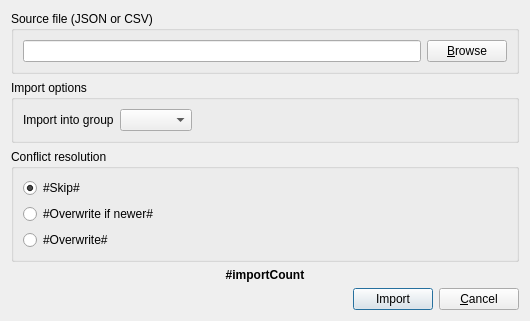
xmichelo/Beeftext, file Beeftext/Combo/ComboImportDialog.ui: the form before one commit.
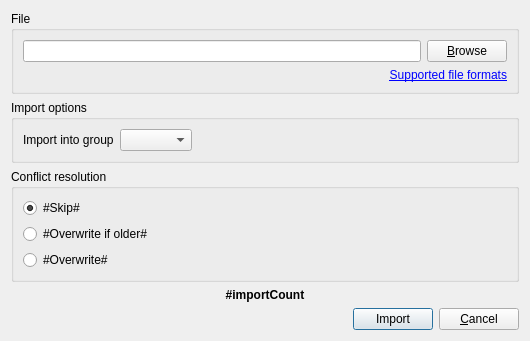
The form after the commit. Custom widgets are drawn as their Qt base class.

Commit message: Added help link in import dialog.

```diff
--- a/Beeftext/Combo/ComboImportDialog.ui
+++ b/Beeftext/Combo/ComboImportDialog.ui
@@ -7,7 +7,7 @@
     <x>0</x>
     <y>0</y>
     <width>521</width>
-    <height>291</height>
+    <height>310</height>
    </rect>
   </property>
   <property name="acceptDrops">
@@ -29,23 +29,33 @@
       </size>
      </property>
      <property name="title">
-      <string>Source file (JSON or CSV)</string>
+      <string>File</string>
      </property>
-     <layout class="QHBoxLayout" name="horizontalLayout_2">
-      <item>
+     <layout class="QGridLayout" name="gridLayout">
+      <item row="0" column="0">
        <widget class="QLineEdit" name="editPath">
         <property name="acceptDrops">
          <bool>false</bool>
         </property>
        </widget>
       </item>
-      <item>
+      <item row="0" column="1">
        <widget class="QPushButton" name="buttonBrowse">
         <property name="text">
          <string>&amp;Browse</string>
         </property>
        </widget>
       </item>
+      <item row="1" column="0" colspan="2">
+       <widget class="QLabel" name="label_2">
+        <property name="text">
+         <string>&lt;html&gt;&lt;head/&gt;&lt;body&gt;&lt;p align=&quot;right&quot;&gt;&lt;a href=&quot;https://github.com/xmichelo/Beeftext/wiki/Import-and-export#importing-combos&quot;&gt;&lt;span style=&quot; text-decoration: underline; color:#0000ff;&quot;&gt;Supported file formats&lt;/span&gt;&lt;/a&gt;&lt;/p&gt;&lt;/body&gt;&lt;/html&gt;</string>
+        </property>
+        <property name="openExternalLinks">
+         <bool>true</bool>
+        </property>
+       </widget>
+      </item>
      </layout>
     </widget>
    </item>
@@ -110,7 +120,7 @@
       <item>
        <widget class="QRadioButton" name="radioImportNewer">
         <property name="text">
-         <string notr="true">#Overwrite if newer#</string>
+         <string notr="true">#Overwrite if older#</string>
         </property>
         <property name="checked">
          <bool>false</bool>
```
